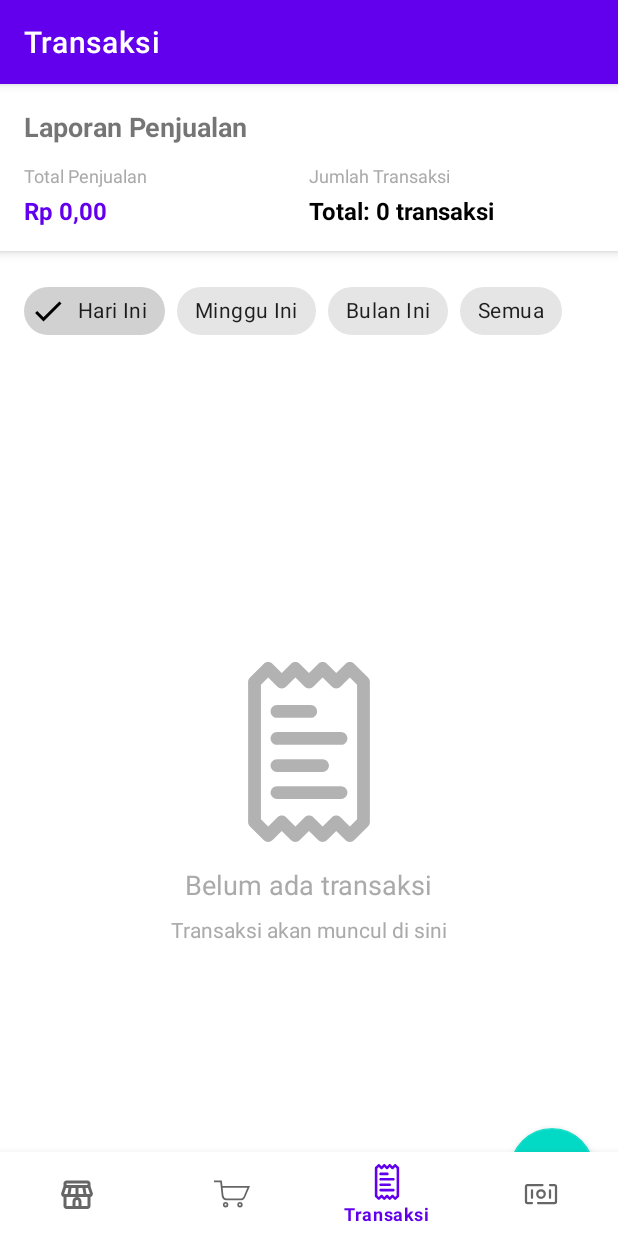
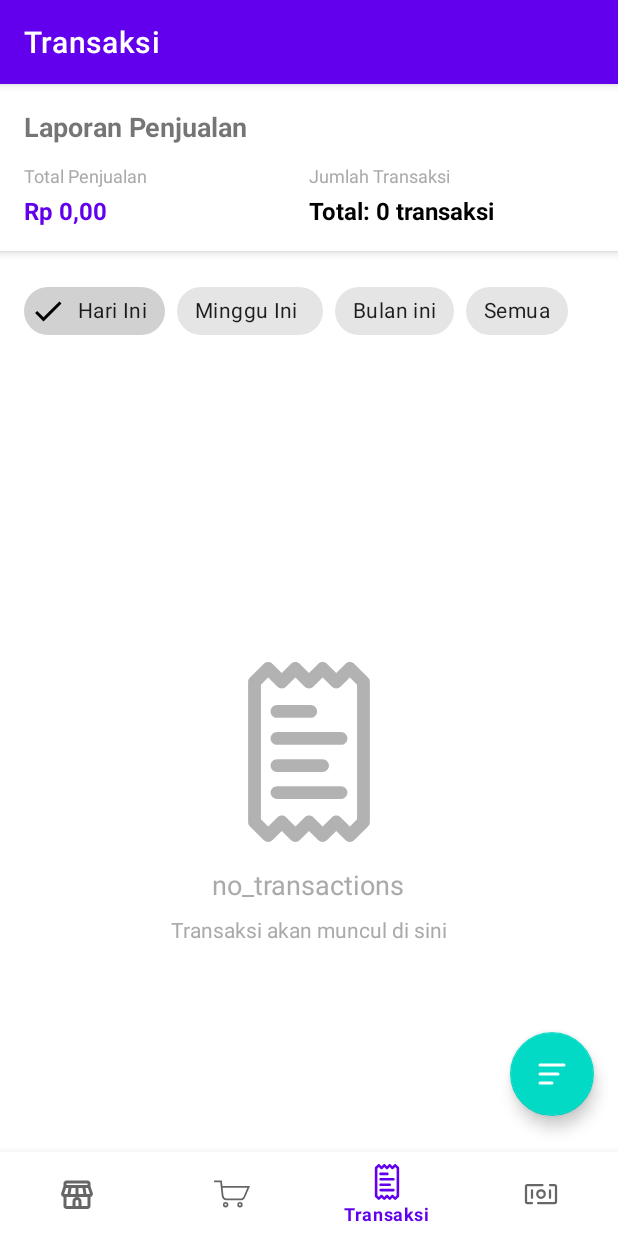
Before and after one commit to MochCahyahadiF05/KasirAndroid, an Android app: the TransactionFragment screen opened through its navigation route, on a phone screen of 412 x 824 dp. Run offline under Robolectric (Android 15) with nearby library versions, the phone set to English and light mode, and no system bars; our stand-ins replace Firebase (no records; nobody signed in at launch, a user with empty details on screens opened directly), navigation-ui.

Commit message:
fix ui Transaction & expense

```diff
--- a/app/src/main/res/layout/fragment_product.xml
+++ b/app/src/main/res/layout/fragment_product.xml
@@ -94,6 +94,7 @@
         android:layout_marginEnd="16dp"
         android:layout_marginBottom="80dp"
         android:src="@drawable/ic_add_24"
-        android:contentDescription="@string/title_product" />
+        android:contentDescription="@string/title_product"
+        app:tint="@android:color/white"/>
 
 </androidx.coordinatorlayout.widget.CoordinatorLayout>
--- a/app/src/main/res/layout/fragment_transaction.xml
+++ b/app/src/main/res/layout/fragment_transaction.xml
@@ -2,6 +2,7 @@
 <!-- fragment_transaction.xml -->
 <androidx.coordinatorlayout.widget.CoordinatorLayout xmlns:android="http://schemas.android.com/apk/res/android"
     xmlns:app="http://schemas.android.com/apk/res-auto"
+    xmlns:tools="http://schemas.android.com/tools"
     android:layout_width="match_parent"
     android:layout_height="match_parent">
 
@@ -22,21 +23,24 @@
                 android:layout_width="match_parent"
                 android:layout_height="wrap_content"
                 android:orientation="vertical"
-                android:padding="16dp">
+                android:padding="16dp"
+                android:baselineAligned="false">
 
                 <TextView
                     android:layout_width="match_parent"
                     android:layout_height="wrap_content"
-                    android:text="Laporan Penjualan"
+                    android:text="@string/sales_report"
                     android:textSize="18sp"
                     android:textStyle="bold"
-                    android:layout_marginBottom="12dp" />
+                    android:layout_marginBottom="12dp"
+                    tools:text="Laporan Penjualan" />
 
                 <LinearLayout
                     android:layout_width="match_parent"
                     android:layout_height="wrap_content"
                     android:orientation="horizontal"
-                    android:weightSum="2">
+                    android:weightSum="2"
+                    android:baselineAligned="false">
 
                     <LinearLayout
                         android:layout_width="0dp"
@@ -47,19 +51,21 @@
                         <TextView
                             android:layout_width="wrap_content"
                             android:layout_height="wrap_content"
-                            android:text="Total Penjualan"
+                            android:text="@string/total_sales"
                             android:textSize="12sp"
-                            android:textColor="@android:color/darker_gray" />
+                            android:textColor="@android:color/darker_gray"
+                            tools:text="Total Penjualan" />
 
                         <TextView
                             android:id="@+id/textDailySales"
                             android:layout_width="wrap_content"
                             android:layout_height="wrap_content"
-                            android:text="Rp 0"
+                            android:text="@string/default_price"
                             android:textSize="16sp"
                             android:textStyle="bold"
                             android:textColor="@color/design_default_color_primary"
-                            android:layout_marginTop="4dp" />
+                            android:layout_marginTop="4dp"
+                            tools:text="Rp 0" />
 
                     </LinearLayout>
 
@@ -72,19 +78,21 @@
                         <TextView
                             android:layout_width="wrap_content"
                             android:layout_height="wrap_content"
-                            android:text="Jumlah Transaksi"
+                            android:text="@string/transaction_count"
                             android:textSize="12sp"
-                            android:textColor="@android:color/darker_gray" />
+                            android:textColor="@android:color/darker_gray"
+                            tools:text="Jumlah Transaksi" />
 
                         <TextView
                             android:id="@+id/textTotalTransactions"
                             android:layout_width="wrap_content"
                             android:layout_height="wrap_content"
-                            android:text="0 transaksi"
+                            android:text="@string/default_transaction_count"
                             android:textSize="16sp"
                             android:textStyle="bold"
                             android:textColor="@android:color/black"
-                            android:layout_marginTop="4dp" />
+                            android:layout_marginTop="4dp"
+                            tools:text="0 transaksi" />
 
                     </LinearLayout>
 
@@ -111,38 +119,43 @@
                     android:id="@+id/chipToday"
                     android:layout_width="wrap_content"
                     android:layout_height="wrap_content"
-                    android:text="Hari Ini"
+                    android:text="@string/today"
                     style="@style/Widget.MaterialComponents.Chip.Filter"
-                    android:checked="true" />
+                    android:checked="true"
+                    tools:text="Hari Ini" />
 
                 <com.google.android.material.chip.Chip
                     android:id="@+id/chipThisWeek"
                     android:layout_width="wrap_content"
                     android:layout_height="wrap_content"
-                    android:text="Minggu Ini"
-                    style="@style/Widget.MaterialComponents.Chip.Filter" />
+                    android:text="@string/this_week"
+                    style="@style/Widget.MaterialComponents.Chip.Filter"
+                    tools:text="Minggu Ini" />
 
                 <com.google.android.material.chip.Chip
                     android:id="@+id/chipThisMonth"
                     android:layout_width="wrap_content"
                     android:layout_height="wrap_content"
-                    android:text="Bulan Ini"
-                    style="@style/Widget.MaterialComponents.Chip.Filter" />
+                    android:text="@string/this_month"
+                    style="@style/Widget.MaterialComponents.Chip.Filter"
+                    tools:text="Bulan Ini" />
 
                 <com.google.android.material.chip.Chip
                     android:id="@+id/chipAll"
                     android:layout_width="wrap_content"
                     android:layout_height="wrap_content"
-                    android:text="Semua"
-                    style="@style/Widget.MaterialComponents.Chip.Filter" />
+                    android:text="@string/all"
+                    style="@style/Widget.MaterialComponents.Chip.Filter"
+                    tools:text="Semua" />
 
                 <com.google.android.material.chip.Chip
                     android:id="@+id/chipCustom"
                     android:layout_width="wrap_content"
                     android:layout_height="wrap_content"
-                    android:text="Custom"
+                    android:text="@string/custom"
                     style="@style/Widget.MaterialComponents.Chip.Filter"
-                    android:visibility="gone" />
+                    android:visibility="gone"
+                    tools:text="Custom" />
 
             </com.google.android.material.chip.ChipGroup>
 
@@ -164,6 +177,7 @@
             android:layout_height="0dp"
             android:layout_weight="1"
             android:padding="8dp"
+            android:paddingBottom="80dp"
             android:clipToPadding="false" />
 
         <!-- Empty State -->
@@ -180,36 +194,48 @@
                 android:layout_width="120dp"
                 android:layout_height="120dp"
                 android:src="@drawable/ic_receipt_24"
-                android:alpha="0.3" />
+                android:alpha="0.3"
+                android:contentDescription="@string/no_transaction_icon" />
 
             <TextView
                 android:layout_width="wrap_content"
                 android:layout_height="wrap_content"
-                android:text="Belum ada transaksi"
+                android:text="@string/no_transactions"
                 android:textSize="18sp"
                 android:textColor="@android:color/darker_gray"
-                android:layout_marginTop="16dp" />
+                android:layout_marginTop="16dp"
+                tools:text="Belum ada transaksi" />
 
             <TextView
                 android:layout_width="wrap_content"
                 android:layout_height="wrap_content"
-                android:text="Transaksi akan muncul di sini"
+                android:text="@string/transactions_will_appear_here"
                 android:textSize="14sp"
                 android:textColor="@android:color/darker_gray"
-                android:layout_marginTop="8dp" />
+                android:layout_marginTop="8dp"
+                tools:text="Transaksi akan muncul di sini" />
 
         </LinearLayout>
 
     </LinearLayout>
 
-    <!-- FAB Filter -->
+    <!-- FAB Filter - Alternative positioning -->
+    <FrameLayout
+        android:layout_width="match_parent"
+        android:layout_height="match_parent">
+
         <com.google.android.material.floatingactionbutton.FloatingActionButton
             android:id="@+id/fabFilter"
             android:layout_width="wrap_content"
             android:layout_height="wrap_content"
             android:layout_gravity="bottom|end"
-        android:layout_margin="16dp"
+            android:layout_marginEnd="16dp"
+            android:layout_marginBottom="80dp"
             android:src="@drawable/ic_filter_list_24"
+            android:contentDescription="@string/filter_transactions"
+            android:visibility="visible"
             app:tint="@android:color/white" />
 
+    </FrameLayout>
+
 </androidx.coordinatorlayout.widget.CoordinatorLayout>
--- a/app/src/main/res/values/strings.xml
+++ b/app/src/main/res/values/strings.xml
@@ -9,4 +9,28 @@
     <string name="belum_ada_produk">Belum ada produk</string>
     <string name="tambah_produk_pertama_anda">Tambah produk pertama Anda</string>
     <string name="add_product">tambah produk</string>
+    <string name="this_week">Minggu Ini\n</string>
+    <string name="today">Hari Ini</string>
+    <string name="default_transaction_count">0 Transaksi</string>
+    <string name="transaction_count">Jumlah Transaksi</string>
+    <string name="default_price">Rp 0</string>
+    <string name="total_sales">Total Penjualan</string>
+    <string name="sales_report">Laporan Penjualan</string>
+    <string name="this_month">Bulan ini</string>
+    <string name="all">Semua</string>
+    <string name="custom">Custom</string>
+    <string name="no_transaction_icon">no_transaction_icon</string>
+    <string name="no_transactions">no_transactions</string>
+    <string name="transactions_will_appear_here">Transaksi akan muncul di sini</string>
+    <string name="filter_transactions">filter</string>
+    <string name="add_first_expense">Tambah pengeluaran pertama Anda</string>
+    <string name="add_expense">Tambah Pengeluaran</string>
+    <string name="no_expenses">Belum ada pengeluaran</string>
+    <string name="no_expenses_icon">no_expenses_icon</string>
+    <string name="default_paid">Lunas: Rp 0</string>
+    <string name="default_installment">Cicil: Rp 0</string>
+    <string name="default_unpaid">Belum Bayar: Rp 0</string>
+    <string name="default_total_expense">Total: Rp 0</string>
+    <string name="filter_expenses">filter_expenses</string>
+    <string name="expenses">Pengeluaran</string>
 </resources>
```
Also changed, not shown: app/src/main/res/layout/fragment_expense.xml (+35 -20 lines). Lines whose indentation alone changed are shown as unchanged.
